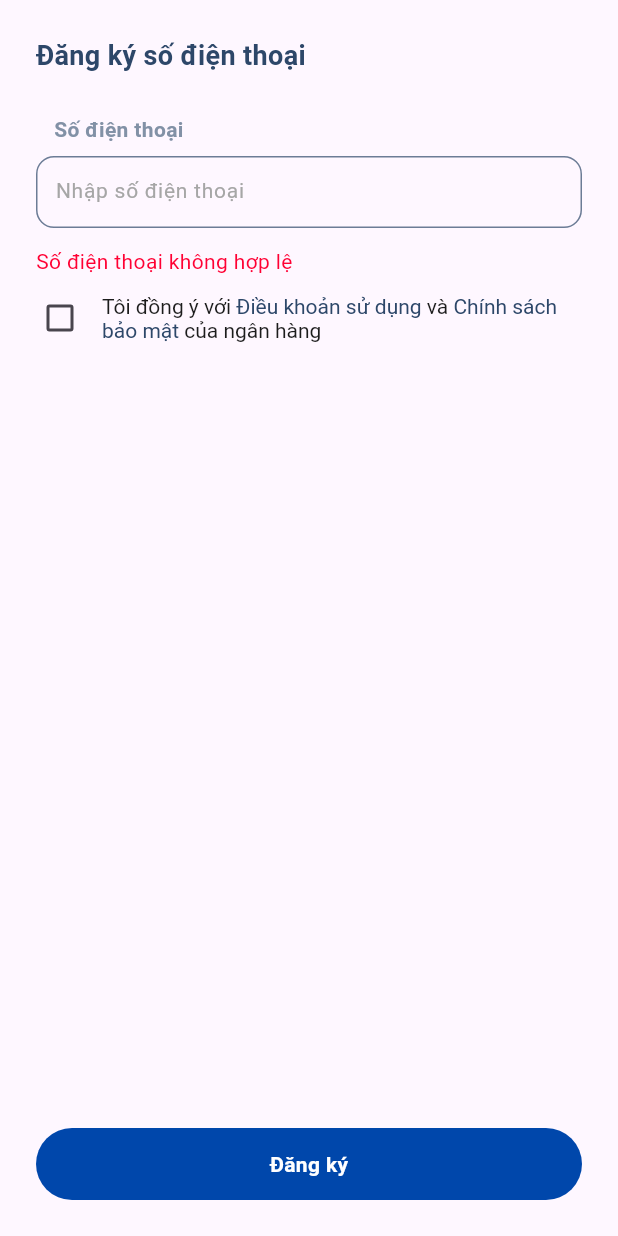
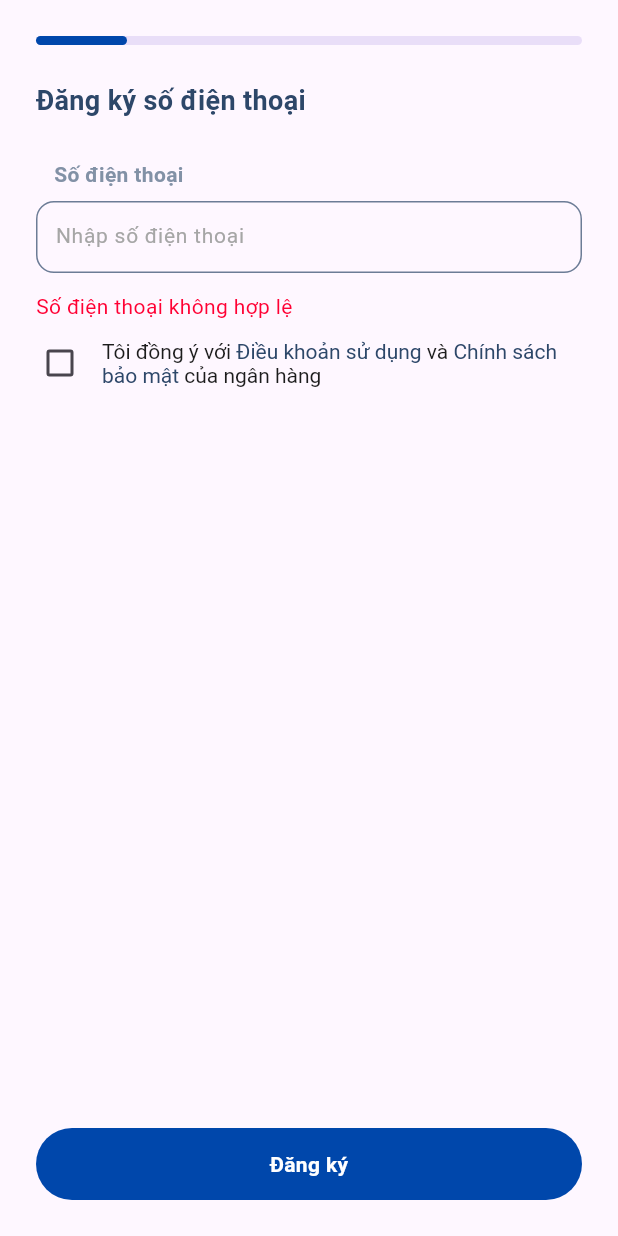
Before and after one commit to ThrisRH/multiple-step-flutter, a Flutter app: the screen it shows after launch, after a tap on "Đăng ký", on a phone screen of 412 x 824 dp. Run offline on Flutter 3.47's test engine with Material 3 defaults, Android fonts, the phone set to English and light mode, and no system bars; our stand-ins replace dio, dotted_border, get, image_picker.

Commit message:
register flow: otp, commitment, success

```diff
--- a/lib/screens/auth/register.dart
+++ b/lib/screens/auth/register.dart
@@ -10,7 +10,7 @@ import 'package:test/screens/auth/widgets/register/ocr_info_step.dart';
 import 'package:test/screens/auth/widgets/register/otp_step.dart';
 import 'package:test/screens/auth/widgets/register/password_step.dart';
 import 'package:test/screens/auth/widgets/register/phone_number_step.dart';
-import 'package:test/widgets/buttons/index.dart';
+import 'package:test/screens/auth/widgets/register/success_step.dart';
 import 'package:test/widgets/inputs/pin_input.dart';
 
 class RegisterStepController extends GetxController {
@@ -40,8 +40,9 @@ class RegisterStepController extends GetxController {
       validatePhone,
       validatePassword,
       validateImage,
+      validateInfo,
       validatedOTP,
-      validateInfo,
+      validateSuccess,
     ];
   }
 
@@ -57,8 +58,6 @@ class RegisterStepController extends GetxController {
 
   void nextStep() {
     if (validators[index.value]()) {
-      print("ok");
-
       errorMessage.value = "";
       index.value++;
       pageController.nextPage(
@@ -119,6 +118,7 @@ class RegisterStepController extends GetxController {
     return true;
   }
 
+  // Check image
   bool validateImage() {
     if (ocrScannerController.ocrResult.value == null) {
       errorMessage.value =
@@ -136,6 +136,10 @@ class RegisterStepController extends GetxController {
   }
 
   bool validatedOTP() {
+    return true;
+  }
+
+  bool validateSuccess() {
     return true;
   }
 
@@ -183,9 +187,11 @@ class Register extends StatelessWidget {
         );
       }),
 
+      OcrInfoStep(),
+
       OTPStep(),
 
-      OcrInfoStep(),
+      SuccessStep(),
     ];
 
     return Scaffold(
@@ -201,6 +207,19 @@ class Register extends StatelessWidget {
                 child: Column(
                   spacing: 24,
                   children: [
+                    if (registerStepController.index.value <
+                        stepsList.length - 1)
+                      LinearProgressIndicator(
+                        value:
+                            ((registerStepController.index.value + 1) /
+                                    stepsList.length)
+                                .clamp(0.0, 1.0),
+
+                        color: AppColors.primary,
+                        minHeight: 6,
+                        borderRadius: BorderRadius.circular(12),
+                      ),
+
                     Expanded(
                       child: PageView(
                         controller: registerStepController.pageController,
@@ -208,13 +227,6 @@ class Register extends StatelessWidget {
                         children: stepsList,
                       ),
                     ),
-
-                    // AppButton(
-                    //   onTap: () {
-                    //     registerStepController.nextStep();
-                    //   },
-                    //   label: "Tiếp theo",
-                    // ),
                   ],
                 ),
               ),
--- a/lib/screens/auth/widgets/register/otp_step.dart
+++ b/lib/screens/auth/widgets/register/otp_step.dart
@@ -2,6 +2,7 @@ import 'package:flutter/material.dart';
 import 'package:get/get.dart';
 import 'package:test/core/theme/colors.dart';
 import 'package:test/screens/auth/register.dart';
+import 'package:test/widgets/common/error_message.dart';
 import 'package:test/widgets/inputs/pin_input.dart';
 
 class OTPStep extends StatelessWidget {
@@ -12,10 +13,6 @@ class OTPStep extends StatelessWidget {
 
   @override
   Widget build(BuildContext context) {
-    return Obx(() {
-      if (otpController.canNextStep.value) {
-        registerStepController.nextStep();
-      }
     return Column(
       crossAxisAlignment: CrossAxisAlignment.start,
       spacing: 24,
@@ -25,10 +22,7 @@ class OTPStep extends StatelessWidget {
           children: [
             GestureDetector(
               onTap: registerStepController.prevStep,
-                child: Icon(
-                  Icons.arrow_back_ios_new,
-                  color: AppColors.darkBlue,
-                ),
+              child: Icon(Icons.arrow_back_ios_new, color: AppColors.darkBlue),
             ),
             const Text(
               "Xác thực OTP",
@@ -69,6 +63,9 @@ class OTPStep extends StatelessWidget {
           spacing: 12,
           children: [
             OtpInput(),
+
+            ErrorText(otpController.errorMessage),
+
             Row(
               mainAxisAlignment: MainAxisAlignment.center,
               children: [
@@ -77,25 +74,29 @@ class OTPStep extends StatelessWidget {
                   style: TextStyle(fontSize: 14, color: Colors.grey),
                 ),
 
-                  TextButton(
-                    onPressed: () {
-                      if (otpController.secondsLeft.value <= 0) {
+                Obx(
+                  () => TextButton(
+                    onPressed: otpController.canResend.value
+                        ? () {
                             otpController.resendOtp();
                           }
-                    },
+                        : null,
+
                     style: TextButton.styleFrom(
                       padding: EdgeInsets.zero,
                       minimumSize: Size.zero,
                       tapTargetSize: MaterialTapTargetSize.shrinkWrap,
                     ),
-                    child: Obx(
-                      () => Text(
+                    child: Text(
                       otpController.canResend.value
                           ? " Gửi lại"
                           : " Gửi lại (${otpController.secondsLeft.value}s)",
                       style: TextStyle(
                         fontSize: 14,
                         fontWeight: FontWeight.w600,
+                        color: otpController.canResend.value
+                            ? AppColors.darkBlue
+                            : AppColors.inactive,
                       ),
                     ),
                   ),
@@ -106,6 +107,5 @@ class OTPStep extends StatelessWidget {
         ),
       ],
     );
-    });
   }
 }
--- a/lib/screens/auth/widgets/register/password_step.dart
+++ b/lib/screens/auth/widgets/register/password_step.dart
@@ -3,6 +3,7 @@ import 'package:get/get.dart';
 import 'package:test/core/theme/colors.dart';
 import 'package:test/screens/auth/register.dart';
 import 'package:test/widgets/buttons/index.dart';
+import 'package:test/widgets/common/dot.dart';
 import 'package:test/widgets/common/error_message.dart';
 import 'package:test/widgets/inputs/index.dart';
 
@@ -75,14 +76,9 @@ class PasswordStep extends StatelessWidget {
                 children: PASSWORD_RULE.map((rule) {
                   return Row(
                     crossAxisAlignment: CrossAxisAlignment.start,
+                    spacing: 12,
                     children: [
-                      const Text(
-                        "• ",
-                        style: TextStyle(
-                          fontSize: 14,
-                          color: AppColors.labelGrey,
-                        ),
-                      ),
+                      Dot(size: 4, color: AppColors.inactive),
                       Expanded(
                         child: Text(
                           rule,
--- a/lib/screens/auth/widgets/register/phone_number_step.dart
+++ b/lib/screens/auth/widgets/register/phone_number_step.dart
@@ -1,4 +1,5 @@
 import 'package:flutter/material.dart';
+import 'package:flutter/services.dart';
 import 'package:get/get.dart';
 import 'package:test/core/theme/colors.dart';
 import 'package:test/screens/auth/register.dart';
@@ -36,6 +37,8 @@ class PhoneNumberStep extends StatelessWidget {
                 hint: "Nhập số điện thoại",
                 controller: controller.phoneNumberController,
                 onChanged: onChanged,
+                maxLength: 12,
+                inputFormatters: [FilteringTextInputFormatter.digitsOnly],
               ),
 
               // Error warning
@@ -52,6 +55,14 @@ class PhoneNumberStep extends StatelessWidget {
                       visualDensity: VisualDensity.compact,
                       onChanged: (val) =>
                           controller.agreeTerm.value = val ?? false,
+                      fillColor: WidgetStateProperty.resolveWith<Color>((
+                        Set<WidgetState> states,
+                      ) {
+                        if (states.contains(WidgetState.selected)) {
+                          return AppColors.primary;
+                        }
+                        return Colors.transparent;
+                      }),
                     ),
                   ),
                   Expanded(
--- /dev/null
+++ b/lib/widgets/common/dot.dart
@@ -0,0 +1,17 @@
+import 'package:flutter/material.dart';
+
+class Dot extends StatelessWidget {
+  final double size;
+  final Color color;
+  const Dot({super.key, required this.size, required this.color});
+
+  @override
+  Widget build(BuildContext context) {
+    return Container(
+      margin: const EdgeInsets.only(top: 8, left: 12),
+      width: size,
+      height: size,
+      decoration: BoxDecoration(shape: BoxShape.circle, color: color),
+    );
+  }
+}
--- a/lib/widgets/inputs/index.dart
+++ b/lib/widgets/inputs/index.dart
@@ -10,6 +10,7 @@ abstract class BaseInput extends StatelessWidget {
   final Function(String) onChanged;
   final TextInputType keyboardType;
   final List<TextInputFormatter>? inputFormatters;
+  final int? maxLength;
   final bool readOnly;
   final bool isDisabled;
 
@@ -23,6 +24,7 @@ abstract class BaseInput extends StatelessWidget {
     required this.isDisabled,
     this.inputFormatters,
     this.controller,
+    this.maxLength,
   });
 
   Widget buildInputField(BuildContext context);
@@ -65,6 +67,8 @@ class NormalInput extends BaseInput {
     super.readOnly = false,
     super.isDisabled = false,
     super.controller,
+    super.maxLength,
+    super.inputFormatters,
   });
 
   @override
@@ -79,11 +83,16 @@ class NormalInput extends BaseInput {
       ),
 
       child: TextField(
+        inputFormatters: inputFormatters,
         controller: controller,
         onChanged: onChanged,
         style: TextStyle(fontSize: 14, height: 24 / 20),
         readOnly: isDisabled,
+        maxLength: maxLength,
+
         decoration: InputDecoration(
+          counterText: '',
+          isDense: true,
           border: InputBorder.none,
           hintText: hint,
           hintStyle: TextStyle(
```
Also changed, not shown: lib/controller/ocr_controller.dart (+25 -1 lines), lib/screens/auth/widgets/register/ocr_info_step.dart (+30 -0 lines), lib/screens/auth/widgets/register/success_step.dart (+136 -0 lines), lib/widgets/inputs/pin_input.dart (+73 -37 lines), lib/asset/b77b51e6-490c-4907-865b-dad9c2ffa1ce.png (deleted), lib/asset/image/cccd.png (added). Lines whose indentation alone changed are shown as unchanged.
